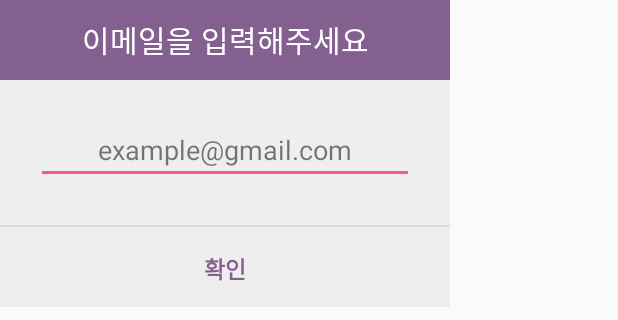
After one commit to dokdokorea/CoAlert_Front, an Android app: the layout break_popup.xml on its own in the app's theme, with its tools: preview values and no code run, on a phone screen of 412 x 824 dp. The commit adds this screen. Shown: the top 320 px of the screen. Run offline under Robolectric (Android 15) with nearby library versions, the phone set to English and light mode, and no system bars.

Commit message:
add delete confirm popup

```diff
--- a/app/src/main/res/layout/activity_editprofile.xml
+++ b/app/src/main/res/layout/activity_editprofile.xml
@@ -214,7 +214,8 @@
         android:text="  회원탈퇴"
         android:id="@+id/broke"
         style="@style/editprofile"
-        android:gravity="left|center"/>
+        android:gravity="left|center"
+        android:onClick="FloatingPopup"/>
 
     <LinearLayout
         android:layout_width="match_parent"
--- /dev/null
+++ b/app/src/main/res/layout/break_popup.xml
@@ -0,0 +1,69 @@
+<?xml version="1.0" encoding="utf-8"?>
+<LinearLayout xmlns:android="http://schemas.android.com/apk/res/android"
+    android:background="#eeeeee"
+    android:orientation="vertical"
+    android:layout_width="300dp"
+    android:layout_height="wrap_content">
+
+    <!-- 타이틀바 -->
+    <LinearLayout
+        android:orientation="horizontal"
+        android:layout_width="match_parent"
+        android:layout_height="wrap_content">
+        <TextView
+            android:text="이메일을 입력해주세요"
+            android:fontFamily="@font/yoon_gothic340"
+            android:textSize="20sp"
+            android:textColor="#fff"
+            android:gravity="center"
+            android:background="@color/fourth"
+            android:layout_width="match_parent"
+            android:layout_height="53dp" />
+    </LinearLayout>
+    <!-- //end 타이틀바 -->
+
+    <!-- Notice -->
+    <LinearLayout
+        android:padding="24dp"
+        android:orientation="vertical"
+        android:layout_width="match_parent"
+        android:layout_height="wrap_content">
+        <EditText
+            android:id="@+id/Confirm"
+            android:textSize="18sp"
+            android:textColor="#000"
+            android:hint="example@gmail.com"
+            android:alpha="0.87"
+            android:gravity="center"
+            android:layout_marginBottom="3dp"
+            android:layout_width="match_parent"
+            android:layout_height="wrap_content" />
+    </LinearLayout>
+    <!-- Notice -->
+
+    <View
+        android:background="#66bdbdbd"
+        android:layout_width="match_parent"
+        android:layout_height="1dp" />
+
+    <!-- 닫기 버튼 -->
+    <LinearLayout
+        android:orientation="horizontal"
+        android:gravity="center"
+        android:layout_width="match_parent"
+        android:layout_height="wrap_content">
+        <Button
+            android:text="확인"
+            android:textSize="15sp"
+            android:textColor="@color/fourth"
+            android:padding="16dp"
+            android:textStyle="bold"
+            android:gravity="center"
+            android:background="#00000000"
+            android:layout_width="match_parent"
+            android:layout_height="53dp"
+            android:fontFamily="@font/yoon_gothic320"
+            android:onClick="mOnClose"/>
+    </LinearLayout>
+    <!--// 닫기 버튼 -->
+</LinearLayout>
```
Also changed, not shown: app/src/main/AndroidManifest.xml (+9 -5 lines), app/src/main/java/com/example/user/coalert/Activity/EditprofileActivity.java (+9 -0 lines), app/src/main/java/com/example/user/coalert/Activity/InputSkinTypeActivity.java (deleted, +0 -24 lines), app/src/main/java/com/example/user/coalert/Popup/BreakPopup.java (added, +46 -0 lines).
